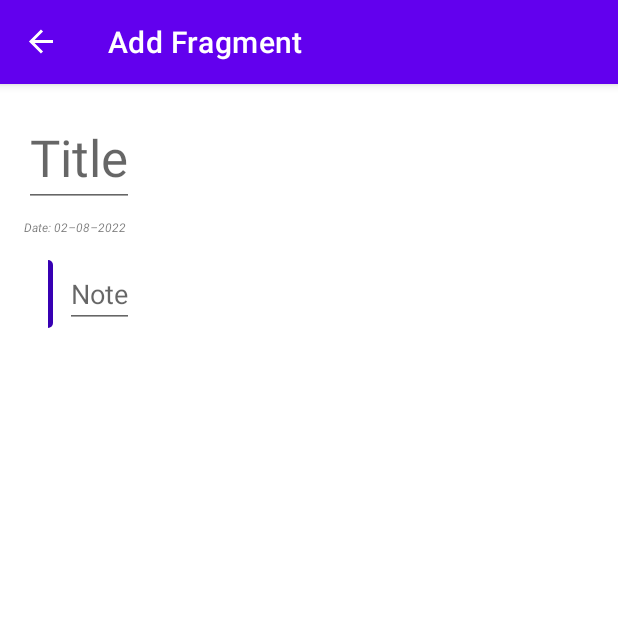
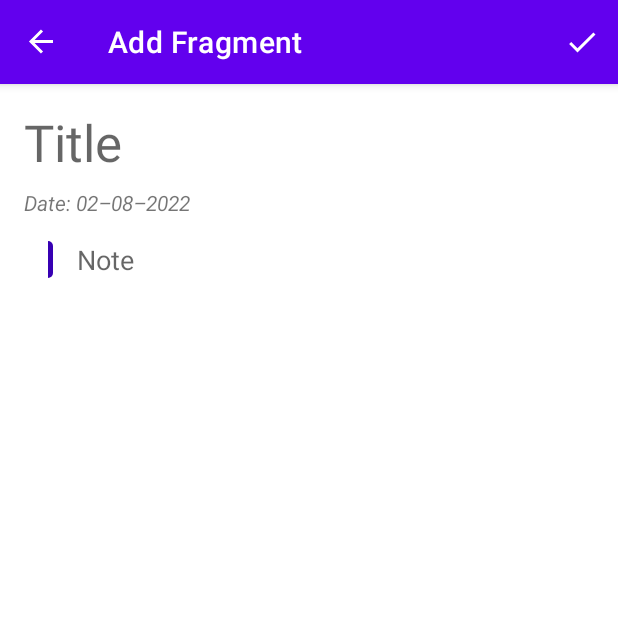
Before and after one commit to EyuCoder/MVVM_Notes, an Android app: the AddFragment screen opened through its navigation route, on a phone screen of 412 x 824 dp, the top half of it. Run offline under Robolectric (Android 15) with nearby library versions, the phone set to English and light mode, and no system bars; our stand-ins replace Room's generated code, data binding, navigation-ui; 1 statement that could not run was skipped.

Commit message:
:fire: all basic operations complete!

```diff
--- a/app/build.gradle
+++ b/app/build.gradle
@@ -35,6 +35,7 @@ android {
     }
     buildFeatures {
         viewBinding true
+        dataBinding true
     }
 }
 
--- a/app/src/main/java/com/codexo/notes/adapters/DiffUtil.kt
+++ b/app/src/main/java/com/codexo/notes/adapters/DiffUtil.kt
@@ -3,10 +3,19 @@ package com.codexo.notes.adapters
 import androidx.recyclerview.widget.DiffUtil
 import com.codexo.notes.data.Note
 
-class DiffUtil : DiffUtil.ItemCallback<Note>() {
+class DiffUtil(private val oldList: List<Note>, private val newList: List<Note>) :
+    DiffUtil.Callback() {
+    override fun getOldListSize() = oldList.size
 
-    override fun areItemsTheSame(oldItem: Note, newItem: Note) = oldItem.id == newItem.id
+    override fun getNewListSize() = newList.size
 
-    override fun areContentsTheSame(oldItem: Note, newItem: Note) = oldItem == newItem
+    override fun areItemsTheSame(oldItemPosition: Int, newItemPosition: Int) =
+        oldItemPosition == newItemPosition
 
+    override fun areContentsTheSame(oldItemPosition: Int, newItemPosition: Int): Boolean {
+        return oldList[oldItemPosition].id == newList[newItemPosition].id &&
+                oldList[oldItemPosition].title == newList[newItemPosition].title &&
+                oldList[oldItemPosition].note == newList[newItemPosition].note &&
+                oldList[oldItemPosition].favorite == newList[newItemPosition].favorite
+    }
 }
--- a/app/src/main/java/com/codexo/notes/adapters/NoteAdapter.kt
+++ b/app/src/main/java/com/codexo/notes/adapters/NoteAdapter.kt
@@ -9,35 +9,44 @@ import androidx.recyclerview.widget.RecyclerView
 import com.codexo.notes.data.Note
 import com.codexo.notes.databinding.ItemNotesBinding
 
-class NotesAdapter : ListAdapter<Note, NotesAdapter.NotesViewHolder>(DiffCallback()) {
+class NotesAdapter : RecyclerView.Adapter<NotesAdapter.TodoViewHolder>() {
 
-    override fun onCreateViewHolder(parent: ViewGroup, viewType: Int): NotesViewHolder {
-        val binding = ItemNotesBinding.inflate(LayoutInflater.from(parent.context), parent, false)
-        return NotesViewHolder(binding)
-    }
+    var todoList = emptyList<Note>()
 
-    override fun onBindViewHolder(holder: NotesViewHolder, position: Int) {
-        val currentItem = getItem(position)
-        holder.bind(currentItem)
-    }
+    class TodoViewHolder(private val binding: ItemNotesBinding) :
+        RecyclerView.ViewHolder(binding.root) {
+        fun bind(note: Note) {
+            binding.note = note
+            binding.executePendingBindings()
+        }
 
-    class NotesViewHolder(private val binding: ItemNotesBinding) :
-        RecyclerView.ViewHolder(binding.root) {
-
-        fun bind(note: Note) {
-            binding.apply {
-                tvTitle.text = note.title
-                tvNotes.text = note.note
-                ivFavorite.isVisible = note.favorite
+        companion object {
+            fun from(parent: ViewGroup): TodoViewHolder {
+                val layoutInflater = LayoutInflater.from(parent.context)
+                val binding = ItemNotesBinding.inflate(layoutInflater, parent, false)
+                return TodoViewHolder(binding)
             }
         }
     }
 
-    class DiffCallback : DiffUtil.ItemCallback<Note>() {
-        override fun areItemsTheSame(oldItem: Note, newItem: Note) =
-            oldItem.id == newItem.id
+    override fun onCreateViewHolder(parent: ViewGroup, viewType: Int): TodoViewHolder {
+        return TodoViewHolder.from(parent)
+    }
 
-        override fun areContentsTheSame(oldItem: Note, newItem: Note) =
-            oldItem == newItem
+    override fun onBindViewHolder(holder: TodoViewHolder, position: Int) {
+        val currentItem = todoList[position]
+        holder.bind(currentItem)
+    }
+
+    override fun getItemCount(): Int {
+        return todoList.size
+    }
+
+    fun setData(notesData: List<Note>) {
+        val notesDiffUtil = DiffUtil(todoList, notesData)
+        val notesDiffResult = DiffUtil.calculateDiff(notesDiffUtil)
+
+        this.todoList = notesData
+        notesDiffResult.dispatchUpdatesTo(this)
     }
 }
--- a/app/src/main/java/com/codexo/notes/data/Note.kt
+++ b/app/src/main/java/com/codexo/notes/data/Note.kt
@@ -21,7 +21,7 @@ data class Note(
     @ColumnInfo(name = "favorite")
     val favorite: Boolean = false,
     @ColumnInfo(name = "last_updated_at")
-    var lastUpdatedAt: Long?,
+    var lastUpdatedAt: Long = System.currentTimeMillis(),
     @ColumnInfo(name = "archived")
     val archived: Boolean = false,
 
--- a/app/src/main/java/com/codexo/notes/ui/notes/NotesFragment.kt
+++ b/app/src/main/java/com/codexo/notes/ui/notes/NotesFragment.kt
@@ -37,10 +37,8 @@ class NotesFragment : Fragment(R.layout.fragment_notes) {
         }
 
         viewModel.allNotes.observe(viewLifecycleOwner) {
-            notesAdapter.submitList(it)
+            notesAdapter.setData(it)
         }
-
-        fab_add.setOnClickListener { findNavController().navigate(R.id.action_notesFragment_to_addFragment) }
 
         setHasOptionsMenu(true)
     }
@@ -86,8 +84,13 @@ class NotesFragment : Fragment(R.layout.fragment_notes) {
         val searchQuery = "%${query}%"
         viewModel.searchNote(searchQuery).observe(this, { list ->
             list?.let {
-                notesAdapter.submitList(it)
+                notesAdapter.setData(it)
             }
         })
     }
+
+    override fun onDestroyView() {
+        super.onDestroyView()
+        _binding = null
+    }
 }
--- a/app/src/main/java/com/codexo/notes/ui/notes/NotesViewModel.kt
+++ b/app/src/main/java/com/codexo/notes/ui/notes/NotesViewModel.kt
@@ -13,10 +13,6 @@ import kotlinx.coroutines.launch
 class NotesViewModel constructor(application: Application) : AndroidViewModel(application) {
     private val noteDao = NoteDatabase.getInstance(application).noteDao()
 
-    init {
-        initDummyNote()
-    }
-
     lateinit var searchQuery: String
 
     val allNotes: LiveData<List<Note>> = noteDao.getNotes()
@@ -27,16 +23,7 @@ class NotesViewModel constructor(application: Application) : AndroidViewModel(ap
     val sortByFavoriteAsc: LiveData<List<Note>> = noteDao.sortByFavoriteAsc()
     val sortByFavoriteDesc: LiveData<List<Note>> = noteDao.sortByFavoriteDesc()
 
-    fun insertNote(note: Note) = viewModelScope.launch(Dispatchers.IO) { noteDao.insert(note) }
-
-    fun updateNote(note: Note) = viewModelScope.launch(Dispatchers.IO) { noteDao.update(note) }
-
-    fun deleteItem(note: Note) = viewModelScope.launch(Dispatchers.IO) { noteDao.delete(note) }
-
-    fun clearAllNotes() = viewModelScope.launch(Dispatchers.IO) { noteDao.clearNotes() }
-
     fun searchNote(searchQuery: String): LiveData<List<Note>> = noteDao.searchNote(searchQuery)
-
 
     fun initDummyNote() = viewModelScope.launch {
         noteDao.insert(
--- /dev/null
+++ b/app/src/main/res/drawable/ic_save.xml
@@ -0,0 +1,10 @@
+<vector xmlns:android="http://schemas.android.com/apk/res/android"
+    android:width="24dp"
+    android:height="24dp"
+    android:viewportWidth="24"
+    android:viewportHeight="24"
+    android:tint="?attr/colorControlNormal">
+  <path
+      android:fillColor="@android:color/white"
+      android:pathData="M9,16.17L4.83,12l-1.42,1.41L9,19 21,7l-1.41,-1.41z"/>
+</vector>
--- a/app/src/main/res/layout/fragment_detail.xml
+++ b/app/src/main/res/layout/fragment_detail.xml
@@ -1,17 +1,21 @@
 <?xml version="1.0" encoding="utf-8"?>
-<androidx.constraintlayout.widget.ConstraintLayout xmlns:android="http://schemas.android.com/apk/res/android"
+<layout xmlns:android="http://schemas.android.com/apk/res/android"
     xmlns:app="http://schemas.android.com/apk/res-auto"
-    xmlns:tools="http://schemas.android.com/tools"
+    xmlns:tools="http://schemas.android.com/tools">
+
+    <androidx.constraintlayout.widget.ConstraintLayout
         android:layout_width="match_parent"
         android:layout_height="match_parent">
 
         <EditText
+            android:id="@+id/et_add_title"
             style="@style/TextAppearance.AppCompat.Display1"
-        android:id="@+id/tv_add_title"
             android:layout_width="wrap_content"
             android:layout_height="wrap_content"
             android:layout_margin="@dimen/margin_16"
+            android:background="@android:color/transparent"
             android:hint="@string/title"
+            android:text=""
             android:importantForAutofill="no"
             android:inputType="text"
             app:layout_constraintStart_toStartOf="parent"
@@ -19,22 +23,23 @@
 
         <TextView
             android:id="@+id/tv_note_date"
-        android:layout_width="wrap_content"
+            android:layout_width="0dp"
             android:layout_height="wrap_content"
             android:layout_marginStart="@dimen/margin_16"
             android:layout_marginTop="@dimen/margin_8"
             android:text="@string/date_placeholder"
-        android:textSize="8sp"
+            android:textSize="14dp"
             android:textStyle="italic"
             app:layout_constraintStart_toStartOf="parent"
-        app:layout_constraintTop_toBottomOf="@+id/tv_add_title" />
+            app:layout_constraintTop_toBottomOf="@+id/et_add_title" />
 
         <LinearLayout
-        android:layout_width="wrap_content"
+            android:layout_width="match_parent"
             android:layout_height="wrap_content"
-        android:orientation="horizontal"
             android:layout_marginStart="@dimen/margin_32"
             android:layout_marginTop="@dimen/margin_16"
+            android:orientation="horizontal"
+            app:layout_constraintEnd_toEndOf="parent"
             app:layout_constraintStart_toStartOf="parent"
             app:layout_constraintTop_toBottomOf="@+id/tv_note_date">
 
@@ -45,13 +50,18 @@
                 android:background="@drawable/custom_note_style" />
 
             <EditText
-            android:layout_marginStart="@dimen/margin_8"
-            android:id="@+id/tv_add_note"
-            android:layout_width="wrap_content"
+                android:id="@+id/et_add_note"
+                android:layout_width="match_parent"
                 android:layout_height="wrap_content"
+                android:background="@android:color/transparent"
+                android:ems="10"
+                android:gravity="start|top"
                 android:hint="@string/note"
                 android:importantForAutofill="no"
-            android:inputType="text" />
+                android:inputType="textMultiLine"
+                android:paddingStart="@dimen/margin_16"
+                android:paddingEnd="@dimen/margin_16" />
         </LinearLayout>
 
     </androidx.constraintlayout.widget.ConstraintLayout>
+</layout>
--- /dev/null
+++ b/app/src/main/res/menu/menu_fragment_add.xml
@@ -0,0 +1,10 @@
+<?xml version="1.0" encoding="utf-8"?>
+<menu xmlns:android="http://schemas.android.com/apk/res/android"
+    xmlns:app="http://schemas.android.com/apk/res-auto">
+
+    <item
+        android:id="@+id/menu_save"
+        android:icon="@drawable/ic_save"
+        android:title="@string/save"
+        app:showAsAction="always" />
+</menu>
--- a/app/src/main/res/menu/menu_fragment_notes.xml
+++ b/app/src/main/res/menu/menu_fragment_notes.xml
@@ -10,6 +10,8 @@
         app:showAsAction="always|collapseActionView" />
 
     <item
+
+        android:checkable="true"
         android:icon="@drawable/ic_sort"
         android:title="@string/sort"
         app:showAsAction="ifRoom">
@@ -17,12 +19,15 @@
         <menu>
             <item
                 android:id="@+id/action_sort_by_title"
+                android:checkable="true"
                 android:title="@string/title" />
             <item
                 android:id="@+id/action_sort_by_date_created"
+                android:checkable="true"
                 android:title="@string/date_created" />
             <item
                 android:id="@+id/action_sort_by_date_modified"
+                android:checkable="true"
                 android:title="@string/date_modified" />
         </menu>
     </item>
--- a/app/src/main/res/navigation/nav_graph.xml
+++ b/app/src/main/res/navigation/nav_graph.xml
@@ -23,7 +23,9 @@
         android:label="Add Fragment">
         <action
             android:id="@+id/action_addFragment_to_notesFragment"
-            app:destination="@id/notesFragment" />
+            app:destination="@id/notesFragment"
+            app:popUpTo="@id/notesFragment"
+            app:popUpToInclusive="true" />
     </fragment>
     <fragment
         android:id="@+id/editFragment"
@@ -31,6 +33,11 @@
         android:label="Edit Fragment" >
         <action
             android:id="@+id/action_editFragment_to_notesFragment"
-            app:destination="@id/notesFragment" />
+            app:destination="@id/notesFragment"
+            app:popUpTo="@id/notesFragment"
+            app:popUpToInclusive="true" />
+        <argument
+            android:name="currentItem"
+            app:argType="com.codexo.notes.data.Note" />
     </fragment>
 </navigation>
--- a/app/src/main/res/values/strings.xml
+++ b/app/src/main/res/values/strings.xml
@@ -7,10 +7,12 @@
     <string name="title">Title</string>
     <string name="note">Note</string>
     <string name="search">Search</string>
-    <string name="sort">Sort</string>
+    <string name="sort">Sort by</string>
     <string name="date_created">Date created</string>
     <string name="date_modified">Date modified</string>
     <string name="delete_all_notes">Delete all notes</string>
     <string name="pin_favorites">Pin favorites</string>
     <string name="show_archived">Show archived</string>
+    <string name="save">save</string>
+    <string name="delete">delete</string>
 </resources>
```
Also changed, not shown: app/src/main/java/com/codexo/notes/adapters/BindingAdapter.kt (added, +40 -0 lines), app/src/main/java/com/codexo/notes/ui/SharedViewModel.kt (added, +21 -0 lines), app/src/main/java/com/codexo/notes/ui/add/AddFragment.kt (+30 -7 lines), app/src/main/java/com/codexo/notes/ui/edit/EditFragment.kt (+77 -2 lines), app/src/main/res/drawable/ic_delete.xml (added, +10 -0 lines), app/src/main/res/layout/fragment_notes.xml (+5 -2 lines), app/src/main/res/layout/item_notes.xml (+22 -9 lines), app/src/main/res/menu/menu_fragment_edit.xml (added, +15 -0 lines). Lines whose indentation alone changed are shown as unchanged.
